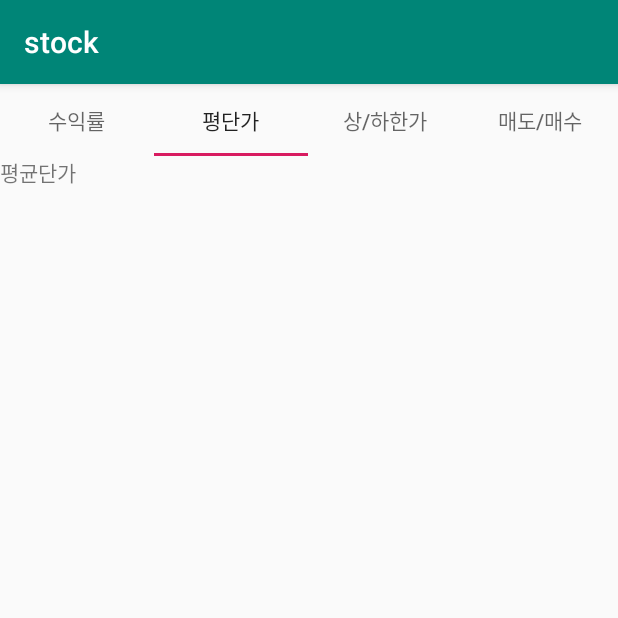
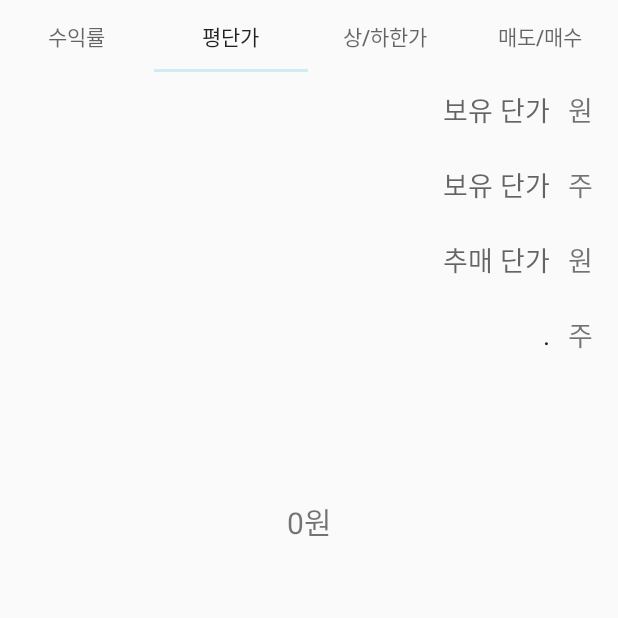
Before and after one commit to vpdls1511/stock_Android, an Android app: the screen it shows after launch (MainActivity), tab 2 chosen, on a phone screen of 412 x 824 dp, the top half of it. Run offline under Robolectric (Android 15) with nearby library versions, the phone set to English and light mode, and no system bars; 1 statement that could not run was skipped.

Commit message:
issue : NullPointerException

```diff
--- a/app/build.gradle
+++ b/app/build.gradle
@@ -34,6 +34,5 @@ dependencies {
     androidTestImplementation 'androidx.test.ext:junit:1.1.0'
     androidTestImplementation 'androidx.test.espresso:espresso-core:3.1.1'
     implementation 'com.google.android.material:material:1.0.0'
-    implementation 'com.google.android.gms:play-services-ads:18.3.0'
 
 }
--- a/app/src/main/java/com/ngyu/stock/MainActivity.kt
+++ b/app/src/main/java/com/ngyu/stock/MainActivity.kt
@@ -3,14 +3,9 @@ package com.ngyu.stock
 import androidx.appcompat.app.AppCompatActivity
 import android.os.Bundle
 import androidx.viewpager.widget.ViewPager
-import com.google.android.gms.ads.AdSize
 import com.google.android.material.tabs.TabLayout
-import com.google.android.gms.ads.AdView
-import com.google.android.gms.ads.MobileAds
 
 class MainActivity : AppCompatActivity() {
-
-    private lateinit var mAdView : AdView
 
     override fun onCreate(savedInstanceState: Bundle?) {
         super.onCreate(savedInstanceState)
--- a/app/src/main/java/com/ngyu/stock/fragments/AverageFragment.kt
+++ b/app/src/main/java/com/ngyu/stock/fragments/AverageFragment.kt
@@ -1,11 +1,14 @@
 package com.ngyu.stock.fragments
 
 import android.os.Bundle
+import android.text.Editable
+import android.text.TextWatcher
 import android.view.LayoutInflater
 import android.view.View
 import android.view.ViewGroup
 import androidx.fragment.app.Fragment
 import com.ngyu.stock.R
+import kotlinx.android.synthetic.main.average_stock.*
 
 open class AverageFragment: Fragment()
 {
@@ -22,6 +25,23 @@ open class AverageFragment: Fragment()
     override fun onCreateView(inflater: LayoutInflater, container: ViewGroup?, savedInstanceState: Bundle?): View?
     {
         val v = inflater.inflate(R.layout.average_stock, container, false)
+
+
+            quantity2.addTextChangedListener(object : TextWatcher{
+                override fun afterTextChanged(p0: Editable?) {}
+
+                override fun beforeTextChanged(p0: CharSequence?, p1: Int, p2: Int, p3: Int) {}
+                override fun onTextChanged(p0: CharSequence?, p1: Int, p2: Int, p3: Int) {
+                    val num1: Int = Integer.parseInt(until_pirce1.toString())
+                    val num2: Int = Integer.parseInt(quantity1.toString())
+                    val num3: Int = Integer.parseInt(until_pirce2.toString())
+                    val num4: Int = Integer.parseInt(quantity2.toString())
+                    val result = ((num1 * num2) + (num3 * num4)) / (num2 + num4)
+                    averagePrice.setText(result)
+                }
+            })
+
         return v
     }
+
 }
--- a/app/src/main/res/layout/activity_main.xml
+++ b/app/src/main/res/layout/activity_main.xml
@@ -12,7 +12,7 @@
     <androidx.viewpager.widget.ViewPager
         android:id="@+id/container"
         android:layout_width="match_parent"
-        android:layout_height="500dp"
+        android:layout_height="match_parent"
         tools:ignore="MissingConstraints"
         tools:layout_editor_absoluteX="1dp"
         tools:layout_editor_absoluteY="1dp">
--- a/app/src/main/res/layout/average_stock.xml
+++ b/app/src/main/res/layout/average_stock.xml
@@ -3,9 +3,133 @@
     android:orientation="vertical" android:layout_width="match_parent"
     android:layout_height="match_parent">
 
-    <TextView
-        android:id="@+id/textView2"
+    <RelativeLayout
         android:layout_width="match_parent"
         android:layout_height="wrap_content"
-        android:text="평균단가" />
+        android:layout_marginRight="5dp"
+        android:orientation="horizontal">
+
+        <TextView
+            android:layout_width="40dp"
+            android:layout_height="50dp"
+            android:layout_alignParentRight="true"
+            android:layout_weight="1"
+            android:height="30dp"
+            android:gravity="center"
+            android:text="원"
+            android:textSize="18sp" />
+
+        <EditText
+            android:id="@+id/until_pirce1"
+            android:layout_width="match_parent"
+            android:layout_marginRight="40dp"
+            android:layout_height="50dp"
+            android:layout_gravity="center"
+            android:autofillHints=""
+            android:background="@android:color/transparent"
+            android:ems="10"
+            android:gravity="center|right"
+            android:hint="보유 단가"
+            android:inputType="number" />
+    </RelativeLayout>
+
+    <RelativeLayout
+        android:layout_width="match_parent"
+        android:layout_height="wrap_content"
+        android:layout_marginRight="5dp"
+        android:orientation="horizontal">
+
+        <TextView
+            android:layout_width="40dp"
+            android:layout_height="50dp"
+            android:layout_alignParentRight="true"
+            android:layout_weight="1"
+            android:height="30dp"
+            android:gravity="center"
+            android:text="주"
+            android:textSize="18sp" />
+
+        <EditText
+            android:id="@+id/quantity1"
+            android:layout_width="match_parent"
+            android:layout_marginRight="40dp"
+            android:layout_height="50dp"
+            android:layout_gravity="center"
+            android:autofillHints=""
+            android:background="@android:color/transparent"
+            android:ems="10"
+            android:gravity="center|right"
+            android:hint="보유 단가"
+            android:inputType="number" />
+    </RelativeLayout>
+
+    <RelativeLayout
+        android:layout_width="match_parent"
+        android:layout_height="wrap_content"
+        android:layout_marginRight="5dp"
+        android:orientation="horizontal">
+
+        <TextView
+            android:layout_width="40dp"
+            android:layout_height="50dp"
+            android:layout_alignParentRight="true"
+            android:layout_weight="1"
+            android:height="30dp"
+            android:gravity="center"
+            android:text="원"
+            android:textSize="18sp" />
+
+        <EditText
+            android:id="@+id/until_pirce2"
+            android:layout_width="match_parent"
+            android:layout_marginRight="40dp"
+            android:layout_height="50dp"
+            android:layout_gravity="center"
+            android:autofillHints=""
+            android:background="@android:color/transparent"
+            android:ems="10"
+            android:gravity="center|right"
+            android:hint="추매 단가"
+            android:inputType="number" />
+    </RelativeLayout>
+
+    <RelativeLayout
+        android:layout_width="match_parent"
+        android:layout_height="wrap_content"
+        android:layout_marginRight="5dp"
+        android:orientation="horizontal">
+
+        <TextView
+            android:layout_width="40dp"
+            android:layout_height="50dp"
+            android:layout_alignParentRight="true"
+            android:layout_weight="1"
+            android:height="30dp"
+            android:gravity="center"
+            android:text="주"
+            android:textSize="18sp" />
+
+        <EditText
+            android:id="@+id/quantity2"
+            android:layout_width="match_parent"
+            android:layout_marginRight="40dp"
+            android:layout_height="50dp"
+            android:layout_gravity="center"
+            android:autofillHints=""
+            android:background="@android:color/transparent"
+            android:ems="10"
+            android:gravity="center|right"
+            android:hint="추매 단가"
+            android:text="."
+            android:inputType="number" />
+    </RelativeLayout>
+
+    <TextView
+        android:id="@+id/averagePrice"
+        android:layout_width="match_parent"
+        android:layout_height="200dp"
+        android:gravity="center_horizontal|center_vertical"
+        android:text="0원"
+        android:textSize="20sp" />
+
 </LinearLayout>
--- a/app/src/main/res/values/colors.xml
+++ b/app/src/main/res/values/colors.xml
@@ -1,6 +1,6 @@
 <?xml version="1.0" encoding="utf-8"?>
 <resources>
-    <color name="colorPrimary">#008577</color>
-    <color name="colorPrimaryDark">#00574B</color>
-    <color name="colorAccent">#D81B60</color>
+    <color name="colorPrimary">#ceecf4</color>
+    <color name="colorPrimaryDark">#ceecf4</color>
+    <color name="colorAccent">#ceecf4</color>
 </resources>
--- a/app/src/main/res/values/styles.xml
+++ b/app/src/main/res/values/styles.xml
@@ -1,7 +1,7 @@
 <resources>
 
     <!-- Base application theme. -->
-    <style name="AppTheme" parent="Theme.AppCompat.Light.DarkActionBar">
+    <style name="AppTheme" parent="Theme.AppCompat.Light.NoActionBar">
         <!-- Customize your theme here. -->
         <item name="colorPrimary">@color/colorPrimary</item>
         <item name="colorPrimaryDark">@color/colorPrimaryDark</item>
```
